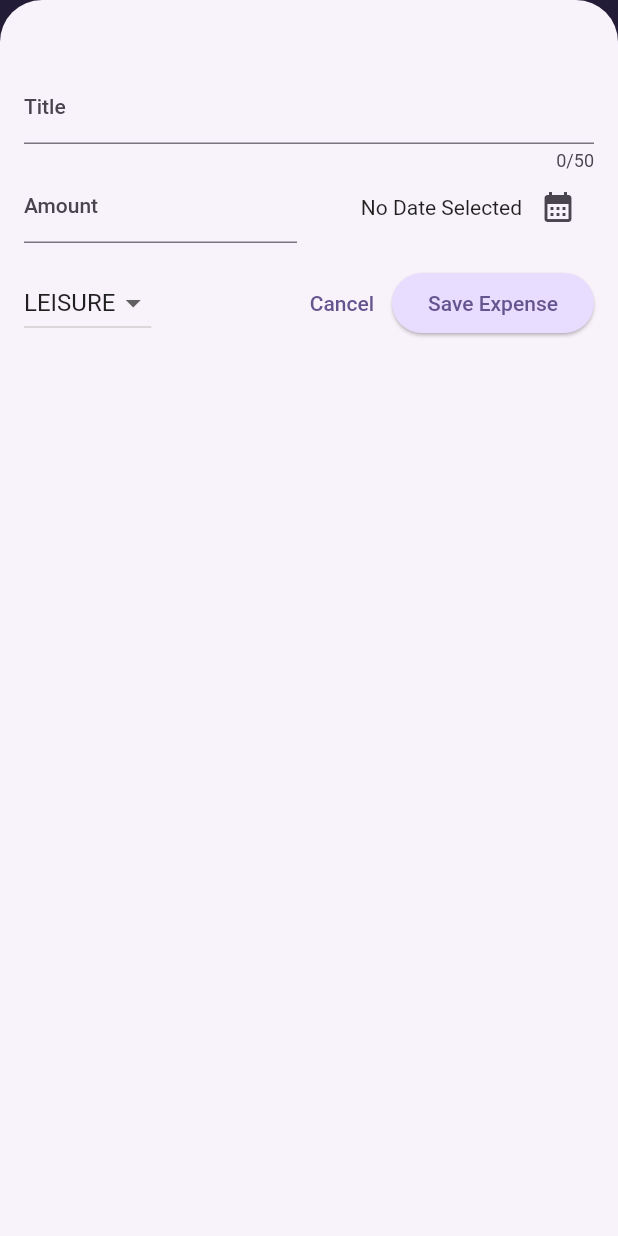
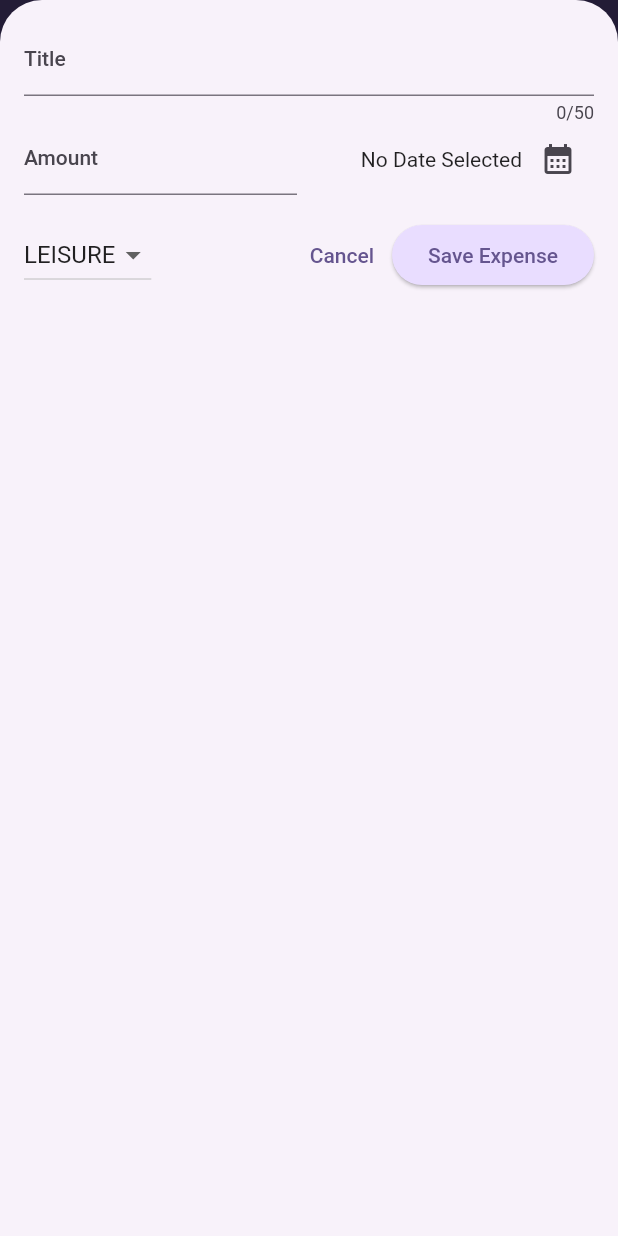
Before and after one commit to 200356/Expense_Tracker, a Flutter app: the screen it shows after launch, after a tap on the "add" icon, on a phone screen of 412 x 824 dp. Run offline on Flutter 3.47's test engine with Material 2 defaults, Android fonts, the phone set to English and light mode, and no system bars.

Commit message:
added responsiveness

```diff
--- a/lib/main.dart
+++ b/lib/main.dart
@@ -11,6 +11,11 @@ var kDarkColorScheme = ColorScheme.fromSeed(
 );
 
 void main() {
+  // For only potrait mode
+  // WidgetsFlutterBinding.ensureInitialized();
+  // SystemChrome.setPreferredOrientations([
+  //   DeviceOrientation.portraitUp,
+  // ]).then((fn) {});
   runApp(
     MaterialApp(
       darkTheme: ThemeData.dark().copyWith(
--- a/lib/widgets/expenses.dart
+++ b/lib/widgets/expenses.dart
@@ -21,6 +21,7 @@ class _ExpensesState extends State<Expenses> {
 
   void _openAddExpenseOverlay() {
     showModalBottomSheet(
+      useSafeArea: true,
       isScrollControlled: true,
       context: context,
       builder: (ctx) => NewExpense(_addExpense),
@@ -57,6 +58,7 @@ class _ExpensesState extends State<Expenses> {
 
   @override
   Widget build(BuildContext context) {
+    final width = MediaQuery.of(context).size.width;
     Widget mainContent =
         const Center(child: Text('No expenses found. Start adding some!'));
 
@@ -68,9 +70,20 @@ class _ExpensesState extends State<Expenses> {
         IconButton(
             onPressed: _openAddExpenseOverlay, icon: const Icon(Icons.add))
       ]),
-      body: Column(
+      body: width < 600
+          ? Column(
               children: [
                 Chart(expenses: _registeredExpenses),
+                Expanded(
+                  child: mainContent,
+                )
+              ],
+            )
+          : Row(
+              children: [
+                Expanded(
+                  child: Chart(expenses: _registeredExpenses),
+                ),
                 Expanded(
                   child: mainContent,
                 )
--- a/lib/widgets/new_expense.dart
+++ b/lib/widgets/new_expense.dart
@@ -73,10 +73,47 @@ class _NewExpenseState extends State<NewExpense> {
 
   @override
   Widget build(BuildContext context) {
-    return Padding(
-      padding: const EdgeInsets.fromLTRB(16, 48, 16, 16),
+    final keyboardspace = MediaQuery.of(context).viewInsets.bottom;
+    return LayoutBuilder(builder: (ctx, constraints) {
+      final width = constraints.maxWidth;
+
+      return SizedBox(
+        height: double.infinity,
+        child: SingleChildScrollView(
+          child: Padding(
+            padding: EdgeInsets.fromLTRB(16, 16, 16, keyboardspace + 16),
             child: Column(
               children: [
+                if (width >= 600)
+                  Row(
+                    crossAxisAlignment: CrossAxisAlignment.start,
+                    children: [
+                      Expanded(
+                        child: TextField(
+                          controller: _titleController,
+                          maxLength: 50,
+                          keyboardType: TextInputType.text,
+                          decoration: const InputDecoration(
+                            label: Text('Title'),
+                          ),
+                        ),
+                      ),
+                      const SizedBox(
+                        width: 24,
+                      ),
+                      Expanded(
+                        child: TextField(
+                          controller: _amountController,
+                          keyboardType: TextInputType.number,
+                          decoration: const InputDecoration(
+                            prefixText: 'Rs. ',
+                            label: Text('Amount'),
+                          ),
+                        ),
+                      ),
+                    ],
+                  )
+                else
                   TextField(
                     controller: _titleController,
                     maxLength: 50,
@@ -85,6 +122,50 @@ class _NewExpenseState extends State<NewExpense> {
                       label: Text('Title'),
                     ),
                   ),
+                if (width >= 600)
+                  Row(
+                    children: [
+                      DropdownButton(
+                          value: _selectedCategory,
+                          items: Category.values
+                              .map(
+                                (category) => DropdownMenuItem(
+                                  value: category,
+                                  child: Text(category.name.toUpperCase()),
+                                ),
+                              )
+                              .toList(),
+                          onChanged: (value) {
+                            setState(() {
+                              if (value == null) {
+                                return;
+                              }
+                              _selectedCategory = value;
+                            });
+                          }),
+                      const SizedBox(width: 24),
+                      Expanded(
+                        child: Row(
+                          mainAxisAlignment: MainAxisAlignment.end,
+                          crossAxisAlignment: CrossAxisAlignment.center,
+                          children: [
+                            Text(
+                              _selectedDate == null
+                                  ? 'No Date Selected'
+                                  : formatter.format(_selectedDate!),
+                            ),
+                            IconButton(
+                              onPressed: _presentDatePicker,
+                              icon: const Icon(
+                                Icons.calendar_month,
+                              ),
+                            )
+                          ],
+                        ),
+                      ),
+                    ],
+                  )
+                else
                   Row(children: [
                     Expanded(
                       child: TextField(
@@ -118,6 +199,23 @@ class _NewExpenseState extends State<NewExpense> {
                     ),
                   ]),
                 const SizedBox(height: 16),
+                if (width >= 600)
+                  Row(
+                    children: [
+                      const Spacer(),
+                      TextButton(
+                        onPressed: () {
+                          Navigator.pop(context);
+                        },
+                        child: const Text('Cancel'),
+                      ),
+                      ElevatedButton(
+                        onPressed: _submitExpenseData,
+                        child: const Text('Save Expense'),
+                      ),
+                    ],
+                  )
+                else
                   Row(
                     children: [
                       DropdownButton(
@@ -147,11 +245,15 @@ class _NewExpenseState extends State<NewExpense> {
                       ),
                       ElevatedButton(
                         onPressed: _submitExpenseData,
-                  child: const Text('Save Expense')),
+                        child: const Text('Save Expense'),
+                      ),
                     ],
                   )
               ],
             ),
+          ),
+        ),
       );
+    });
   }
 }
```
Lines whose indentation alone changed are shown as unchanged.
